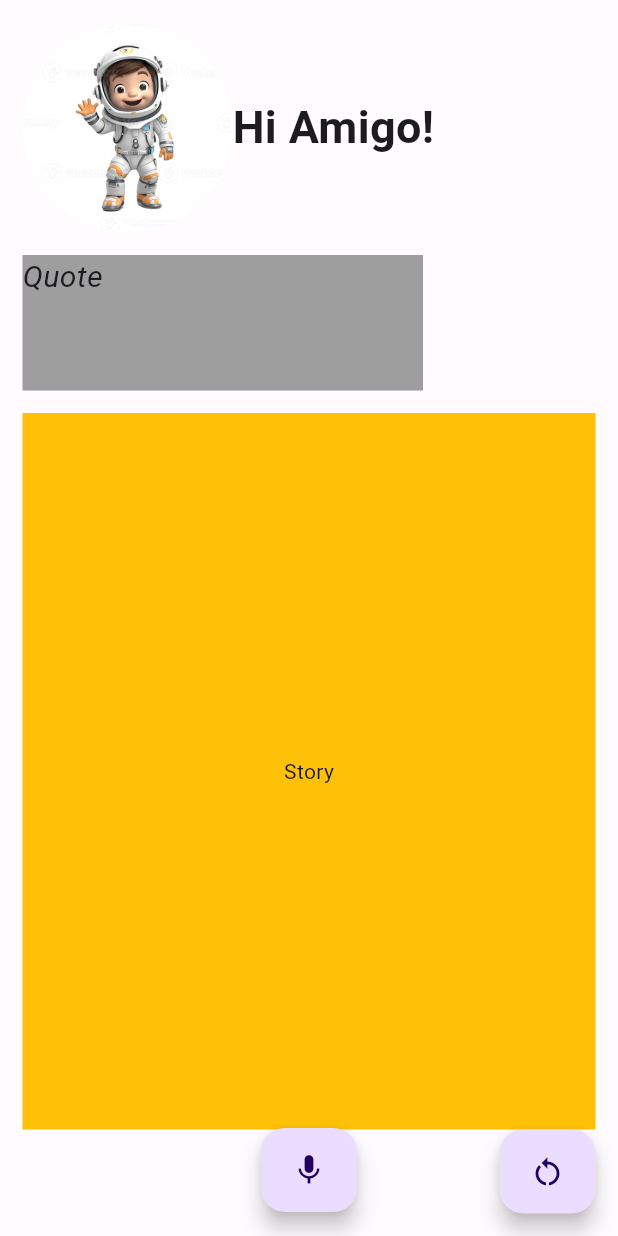
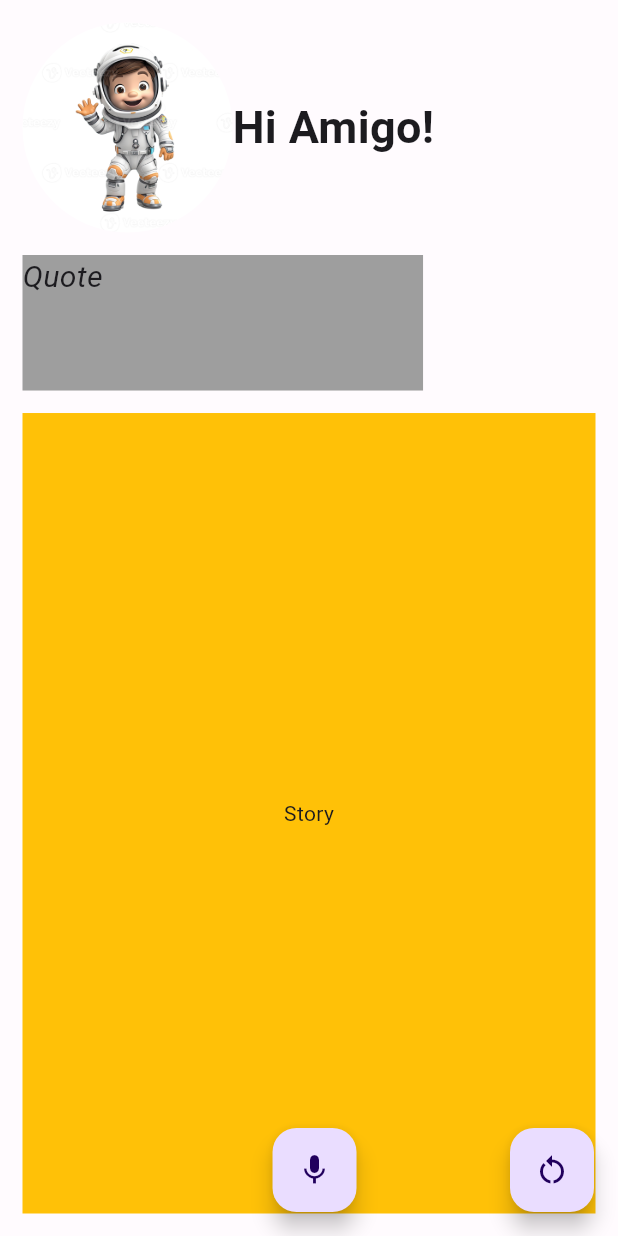
Before and after one commit to NivedGanga/Elevate, a Flutter app: the HomeScreen screen opened by its route, on a phone screen of 412 x 824 dp. Run offline on Flutter 3.47's test engine with Material 2 defaults, Android fonts, the phone set to English and light mode, and no system bars; our stand-ins replace bloc, dartz, firebase_auth, firebase_core, flutter_bloc, flutter_screenutil and 5 more; missing offline and left inert: mailer; accounts and stored records are empty.

Commit message:
refactored homescreen

```diff
--- a/lib/presentation/homescreen/homescreen.dart
+++ b/lib/presentation/homescreen/homescreen.dart
@@ -1,10 +1,9 @@
 import 'package:elevate/presentation/homescreen/widgets/headerWidget.dart';
 import 'package:elevate/presentation/homescreen/widgets/quoteWidget.dart';
-import 'package:elevate/presentation/homescreen/widgets/restartButton_widet.dart';
+import 'package:elevate/presentation/homescreen/widgets/floatingActionButton_widget.dart';
 import 'package:elevate/presentation/homescreen/widgets/story_widget.dart';
 import 'package:elevate/presentation/shared/constants.dart';
 import 'package:flutter/material.dart';
-
 
 class HomeScreen extends StatelessWidget {
   HomeScreen({super.key});
@@ -12,11 +11,7 @@ class HomeScreen extends StatelessWidget {
   @override
   Widget build(BuildContext context) {
     return Scaffold(
-        floatingActionButton: FloatingActionButton.extended(
-          onPressed: () {},
-          label: Icon(Icons.mic),
-        ),
-        floatingActionButtonLocation: FloatingActionButtonLocation.centerFloat,
+        floatingActionButton: FloatingActionButtonWidget(),
         body: SafeArea(
           child: Padding(
             padding: const EdgeInsets.all(15.0),
@@ -28,7 +23,6 @@ class HomeScreen extends StatelessWidget {
                 QuoteWidget(),
                 height,
                 StoryWidget(),
-                RestartButtonWidget(),
               ],
             ),
           ),
--- /dev/null
+++ b/lib/presentation/homescreen/widgets/floatingActionButton_widget.dart
@@ -0,0 +1,30 @@
+import 'package:flutter/material.dart';
+import 'package:flutter_screenutil/flutter_screenutil.dart';
+
+class FloatingActionButtonWidget extends StatelessWidget {
+  const FloatingActionButtonWidget({
+    super.key,
+  });
+
+  @override
+  Widget build(BuildContext context) {
+    return Row(
+      mainAxisAlignment: MainAxisAlignment.spaceBetween,
+      children: [
+        SizedBox(
+          width: 250.w,
+        ),
+        FloatingActionButton(
+          heroTag: 'speak',
+          onPressed: () {},
+          child: Icon(Icons.mic),
+        ),
+        FloatingActionButton(
+          onPressed: () {},
+          child: Icon(Icons.restart_alt),
+          heroTag: 'mic',
+        ),
+      ],
+    );
+  }
+}
--- a/lib/presentation/homescreen/widgets/restartButton_widet.dart
+++ /dev/null
@@ -1,16 +0,0 @@
-import 'package:flutter/material.dart';
-
-class RestartButtonWidget extends StatelessWidget {
-  const RestartButtonWidget({
-    super.key,
-  });
-
-  @override
-  Widget build(BuildContext context) {
-    return Align(
-      alignment: Alignment.bottomRight,
-      child: FloatingActionButton.extended(
-          onPressed: () {}, label: Icon(Icons.restart_alt)),
-    );
-  }
-}
```
